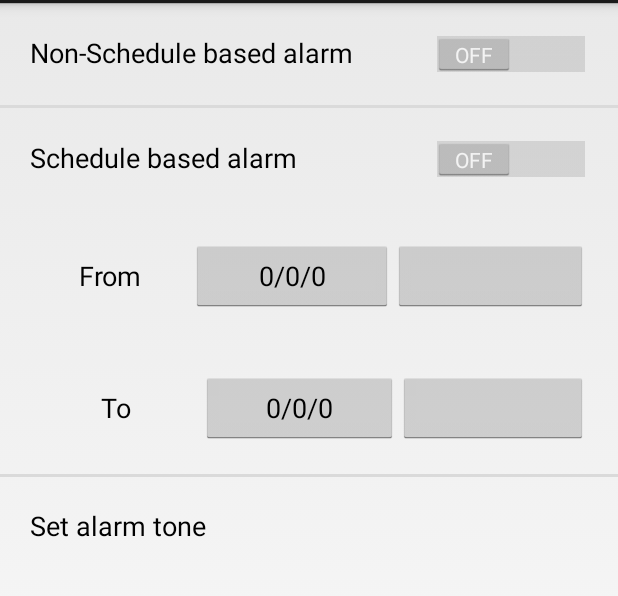
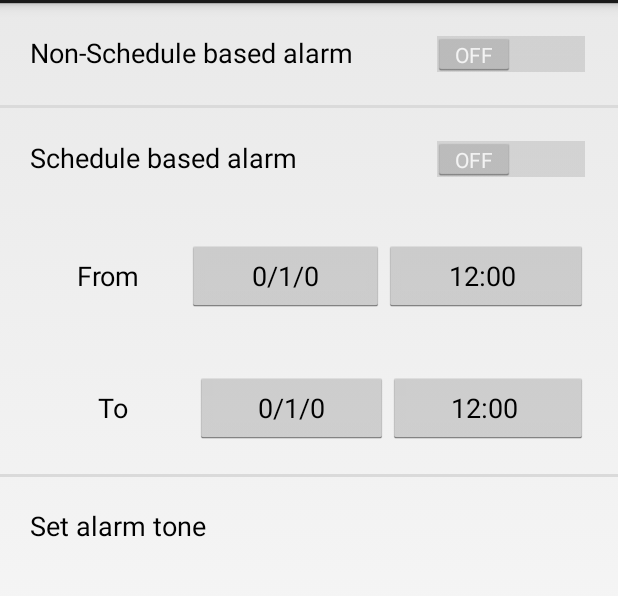
Before and after one commit to iamsayem/RemindMe, an Android app: the AlarmActivity screen opened directly, with no data from a screen before it, on a phone screen of 412 x 824 dp, the part 69-665 px from its top. Run offline under Robolectric (Android 15) with nearby library versions, the light colour scheme and no system bars.

Commit message:
Eleventh Commit

```diff
--- a/app/src/main/java/com/example/sayem/remindme/AlarmActivity.java
+++ b/app/src/main/java/com/example/sayem/remindme/AlarmActivity.java
@@ -312,7 +312,7 @@ public class AlarmActivity extends Activity {
                 dataFromDateTemp[j] = dataFromDate[i][j];
             }
         }
-        fromDate = dataFromDateTemp[0] + "/" + dataFromDateTemp[1] + "/" + dataFromDateTemp[2] + "";
+        fromDate = dataFromDateTemp[0] + "/" + (dataFromDateTemp[1] + 1) + "/" + dataFromDateTemp[2] + "";
         fromDateButton.setText(fromDate);
     }
 
@@ -321,6 +321,7 @@ public class AlarmActivity extends Activity {
         int[][] dataFromTime = fromToDateDatabase.readFromTimeTable();
         int[] dataFromTimeTemp = new int[2];
         String[] dataFromTimeAmPm = fromToDateDatabase.readFromTimeAmPmTable();
+        String temp = new String();
         for (int i = 0; i < dataFromTime.length; i++){
             for (int j = 0; j < dataFromTime[i].length; j++){
                 dataFromTimeTemp[j] = dataFromTime[i][j];
@@ -328,11 +329,16 @@ public class AlarmActivity extends Activity {
         }
         for (int i = 0; i < dataFromTimeAmPm.length; i++){
             // nothing
+            temp = dataFromTimeAmPm[i];
+        }
+
+        if (temp.equals("PM")){
+            dataFromTimeTemp[0] -= 12;
         }
 
         String hourString = (dataFromTimeTemp[0] == 0)?"12":dataFromTimeTemp[0] + "";
         String minuteString = (dataFromTimeTemp[1] < 10)?"0" + dataFromTimeTemp[1]:dataFromTimeTemp[1] + "";
-        fromTime = hourString + ":" + minuteString + " " + dataFromTimeAmPm[0];
+        fromTime = hourString + ":" + minuteString + " " + temp;
         fromTimeButton.setText(fromTime);
     }
 
@@ -345,7 +351,7 @@ public class AlarmActivity extends Activity {
                 dataToDateTemp[j] = dataToDate[i][j];
             }
         }
-        toDate = dataToDateTemp[0] + "/" + dataToDateTemp[1] + "/" + dataToDateTemp[2] + "";
+        toDate = dataToDateTemp[0] + "/" + (dataToDateTemp[1] + 1) + "/" + dataToDateTemp[2] + "";
         toDateButton.setText(toDate);
     }
 
@@ -354,6 +360,7 @@ public class AlarmActivity extends Activity {
         int[][] dataToTime = fromToDateDatabase.readToTimeTable();
         int[] dataToTimeTemp = new int[2];
         String[] dataToTimeAmPm = fromToDateDatabase.readToTimeAmPmTable();
+        String temp = new String();
         for (int i = 0; i < dataToTime.length; i++){
             for (int j = 0; j < dataToTime[i].length; j++){
                 dataToTimeTemp[j] = dataToTime[i][j];
@@ -361,11 +368,16 @@ public class AlarmActivity extends Activity {
         }
         for (int i = 0; i < dataToTimeAmPm.length; i++){
             // nothing
+            temp = dataToTimeAmPm[i];
+        }
+
+        if (temp.equals("PM")){
+            dataToTimeTemp[0] -= 12;
         }
 
         String hourString = (dataToTimeTemp[0] == 0)?"12":dataToTimeTemp[0] + "";
         String minuteString = (dataToTimeTemp[1] < 10)?"0" + dataToTimeTemp[1]:dataToTimeTemp[1] + "";
-        toTime = hourString + ":" + minuteString + " " + dataToTimeAmPm[0];
+        toTime = hourString + ":" + minuteString + " " + temp + "";
         toTimeButton.setText(toTime);
     }
 
--- a/app/src/main/java/com/example/sayem/remindme/FromToDateDatabase.java
+++ b/app/src/main/java/com/example/sayem/remindme/FromToDateDatabase.java
@@ -202,6 +202,7 @@ public class FromToDateDatabase extends SQLiteOpenHelper {
             }while (cursor.moveToNext());
         }
         cursor.close();
+        db.close();
         return from_date_data;
     }
 
@@ -223,6 +224,7 @@ public class FromToDateDatabase extends SQLiteOpenHelper {
             }while (cursor.moveToNext());
         }
         cursor.close();
+        db.close();
         return from_time_data;
     }
 
@@ -244,6 +246,7 @@ public class FromToDateDatabase extends SQLiteOpenHelper {
             }while (cursor.moveToNext());
         }
         cursor.close();
+        db.close();
         return to_date_data;
     }
 
@@ -265,6 +268,7 @@ public class FromToDateDatabase extends SQLiteOpenHelper {
             }while (cursor.moveToNext());
         }
         cursor.close();
+        db.close();
         return to_time_data;
     }
 
@@ -282,6 +286,7 @@ public class FromToDateDatabase extends SQLiteOpenHelper {
             }while(cursor.moveToNext());
         }
         cursor.close();
+        db.close();
         return am_pm;
     }
 
@@ -299,6 +304,7 @@ public class FromToDateDatabase extends SQLiteOpenHelper {
             }while(cursor.moveToNext());
         }
         cursor.close();
+        db.close();
         return am_pm;
     }
 
```
